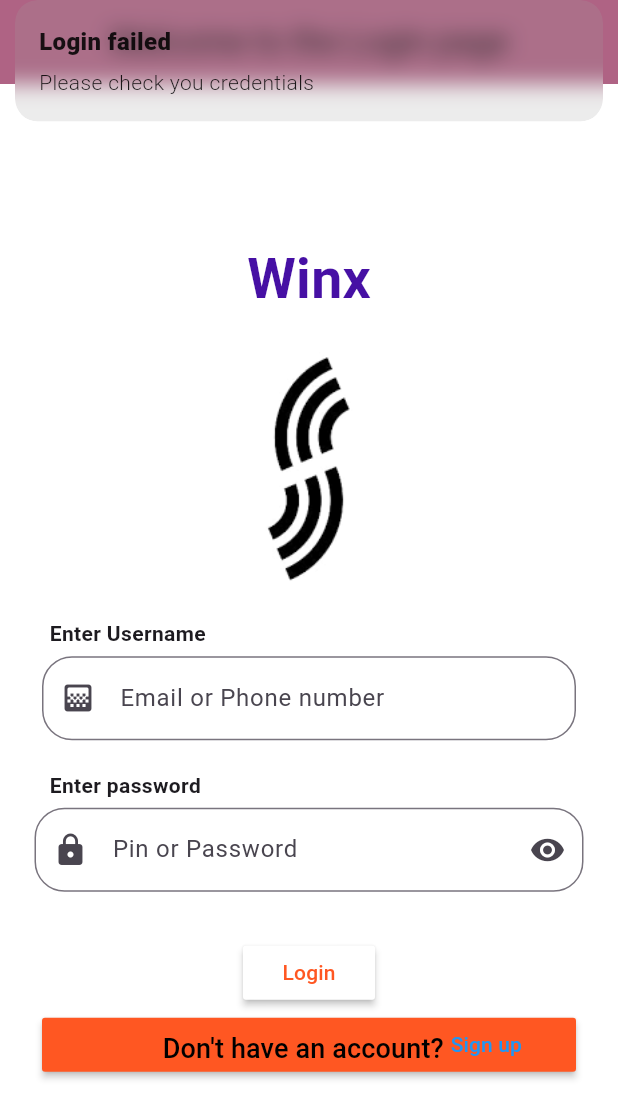
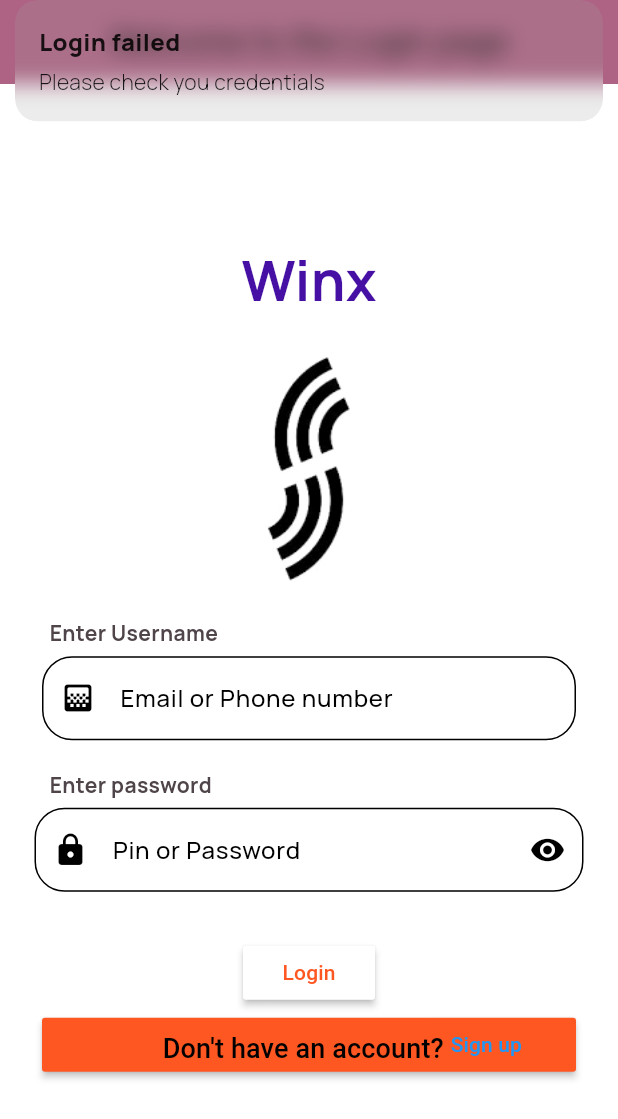
Before and after one commit to wondow/mdprac, a Flutter app: the screen it shows after launch, after a tap on "Login", on a phone screen of 412 x 824 dp. Shown: the top 1119 px of the screen. Run offline on Flutter 3.47's test engine with Material 3 defaults, Android fonts, the light colour scheme and no system bars; our stand-ins replace curved_navigation_bar, get, get_storage, google_fonts.

Commit message:
chore: setup dependencies, get_storage, and global velvet theme

```diff
--- /dev/null
+++ b/lib/configs/theme.dart
@@ -0,0 +1,32 @@
+import 'package:flutter/material.dart';
+import 'package:google_fonts/google_fonts.dart';
+
+class AppTheme {
+  static const Color background = Color(0xFFFFF8F6);
+  static const Color primary = Color(0xFF735266);
+  static const Color primaryContainer = Color(0xFF8D6A7F);
+  static const Color secondary = Color(0xFF6A5B56);
+  static const Color surfaceContainer = Color(0xFFFEEAE3);
+  static const Color surfaceContainerLowest = Color(0xFFFFFFFF);
+  static const Color textMain = Color(0xFF231915);
+  static const Color textVariant = Color(0xFF4E4449);
+
+  static ThemeData get lightTheme {
+    return ThemeData(
+      scaffoldBackgroundColor: background,
+      primaryColor: primary,
+      textTheme: TextTheme(
+        displayLarge: GoogleFonts.notoSerif(color: textMain, fontWeight: FontWeight.w300, fontStyle: FontStyle.italic),
+        displayMedium: GoogleFonts.notoSerif(color: textMain, fontWeight: FontWeight.w400),
+        bodyLarge: GoogleFonts.manrope(color: textMain, fontWeight: FontWeight.w500),
+        bodyMedium: GoogleFonts.manrope(color: textVariant, fontWeight: FontWeight.w400),
+        labelSmall: GoogleFonts.manrope(color: textVariant, fontWeight: FontWeight.w700, letterSpacing: 1.5),
+      ),
+      colorScheme: const ColorScheme.light(
+        primary: primary,
+        secondary: secondary,
+        surface: background,
+      ),
+    );
+  }
+}
--- a/lib/main.dart
+++ b/lib/main.dart
@@ -1,23 +1,20 @@
+import 'package:flutter/material.dart';
+import 'package:get/get.dart';
+import 'package:get_storage/get_storage.dart';
 import 'package:feb25prac/configs/routes.dart';
-// ignore: unused_import
-import 'package:feb25prac/views/screens/auth/dashboard.dart';
-import 'package:feb25prac/views/screens/auth/login_screen.dart';
-// ignore: unused_import
-import 'package:feb25prac/views/screens/auth/orders.dart';
-// ignore: unused_import
-import 'package:feb25prac/views/screens/auth/proflie.dart';
-import 'package:flutter/material.dart';
-import 'package:get/get_navigation/src/root/get_material_app.dart';
+import 'package:feb25prac/configs/theme.dart';
 
-void main() {
+void main() async {
+  WidgetsFlutterBinding.ensureInitialized();
+  await GetStorage.init(); // Initialize local storage
+
   runApp(
     GetMaterialApp(
+      title: 'Digital Sanctuary',
       initialRoute: "/",
       getPages: routes,
+      theme: AppTheme.lightTheme,
       debugShowCheckedModeBanner: false,
-      home: LoginScreen(),
-
-      debugShowMaterialGrid: false,
     ),
   );
 }
```
Also changed, not shown: pubspec.yaml (+8 -1 lines), pubspec.lock, 5 other files.
